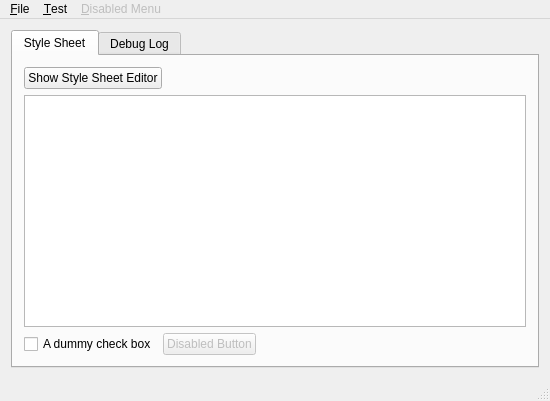
This is TestApps/XMiLibGuiTest/MainWindow.ui in xmichelo/XMiLib as Qt 5 draws it before an edit. The edited form follows.
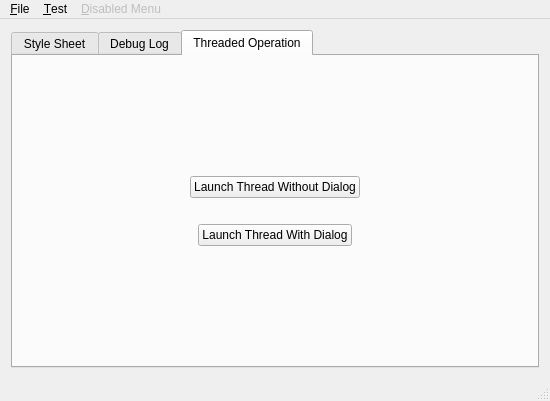
This is the edited form.

Diff of the .ui file:
```diff
--- a/TestApps/XMiLibGuiTest/MainWindow.ui
+++ b/TestApps/XMiLibGuiTest/MainWindow.ui
@@ -18,7 +18,7 @@
     <item>
      <widget class="QTabWidget" name="tabWidget">
       <property name="currentIndex">
-       <number>0</number>
+       <number>2</number>
       </property>
       <widget class="QWidget" name="tabStyleSheet">
        <attribute name="title">
@@ -287,6 +287,129 @@
         </item>
        </layout>
       </widget>
+      <widget class="QWidget" name="tabThreadedOperation">
+       <attribute name="title">
+        <string>Threaded Operation</string>
+       </attribute>
+       <layout class="QVBoxLayout" name="verticalLayout_4">
+        <item>
+         <spacer name="verticalSpacer_4">
+          <property name="orientation">
+           <enum>Qt::Vertical</enum>
+          </property>
+          <property name="sizeHint" stdset="0">
+           <size>
+            <width>20</width>
+            <height>98</height>
+           </size>
+          </property>
+         </spacer>
+        </item>
+        <item>
+         <layout class="QHBoxLayout" name="horizontalLayout_3">
+          <item>
+           <spacer name="horizontalSpacer_6">
+            <property name="orientation">
+             <enum>Qt::Horizontal</enum>
+            </property>
+            <property name="sizeHint" stdset="0">
+             <size>
+              <width>40</width>
+              <height>10</height>
+             </size>
+            </property>
+           </spacer>
+          </item>
+          <item>
+           <widget class="QPushButton" name="buttonLaunchThreadWithoutDialog">
+            <property name="text">
+             <string>Launch Thread Without Dialog</string>
+            </property>
+           </widget>
+          </item>
+          <item>
+           <spacer name="horizontalSpacer_7">
+            <property name="orientation">
+             <enum>Qt::Horizontal</enum>
+            </property>
+            <property name="sizeHint" stdset="0">
+             <size>
+              <width>40</width>
+              <height>10</height>
+             </size>
+            </property>
+           </spacer>
+          </item>
+         </layout>
+        </item>
+        <item>
+         <spacer name="verticalSpacer_5">
+          <property name="orientation">
+           <enum>Qt::Vertical</enum>
+          </property>
+          <property name="sizeType">
+           <enum>QSizePolicy::Fixed</enum>
+          </property>
+          <property name="sizeHint" stdset="0">
+           <size>
+            <width>20</width>
+            <height>20</height>
+           </size>
+          </property>
+         </spacer>
+        </item>
+        <item>
+         <layout class="QHBoxLayout" name="horizontalLayout_4">
+          <item>
+           <spacer name="horizontalSpacer_8">
+            <property name="orientation">
+             <enum>Qt::Horizontal</enum>
+            </property>
+            <property name="sizeHint" stdset="0">
+             <size>
+              <width>40</width>
+              <height>10</height>
+             </size>
+            </property>
+           </spacer>
+          </item>
+          <item>
+           <widget class="QPushButton" name="buttonLaunchThreadWithDialog">
+            <property name="text">
+             <string>Launch Thread With Dialog</string>
+            </property>
+           </widget>
+          </item>
+          <item>
+           <spacer name="horizontalSpacer_9">
+            <property name="orientation">
+             <enum>Qt::Horizontal</enum>
+            </property>
+            <property name="sizeHint" stdset="0">
+             <size>
+              <width>40</width>
+              <height>10</height>
+             </size>
+            </property>
+           </spacer>
+          </item>
+         </layout>
+        </item>
+        <item>
+         <spacer name="verticalSpacer_3">
+          <property name="orientation">
+           <enum>Qt::Vertical</enum>
+          </property>
+          <property name="sizeHint" stdset="0">
+           <size>
+            <width>20</width>
+            <height>97</height>
+           </size>
+          </property>
+         </spacer>
+        </item>
+       </layout>
+      </widget>
      </widget>
     </item>
    </layout>
```
Left out of the diff: 80 changed lines with no effect on the pictures.
